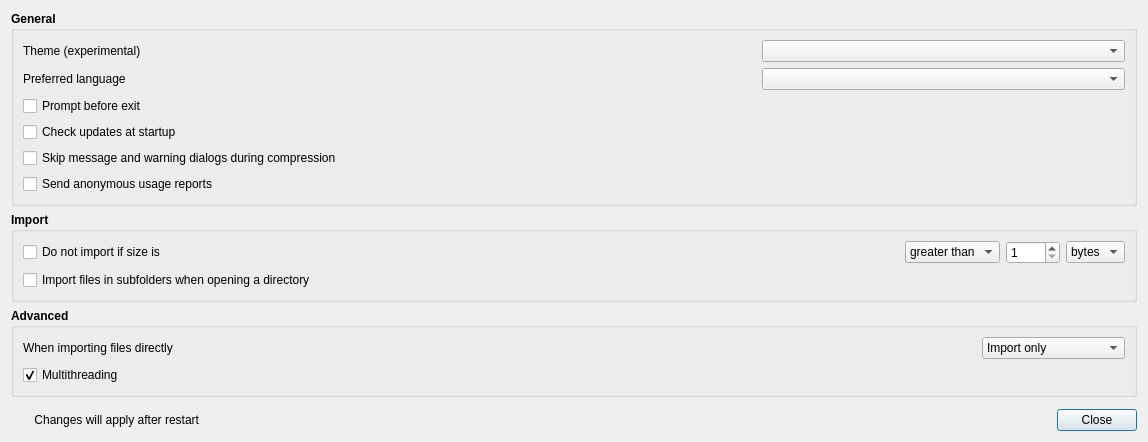
Before: the Qt Designer form views/PreferencesDialog.ui in Lymphatus/caesium-image-compressor, drawn with Qt 5.
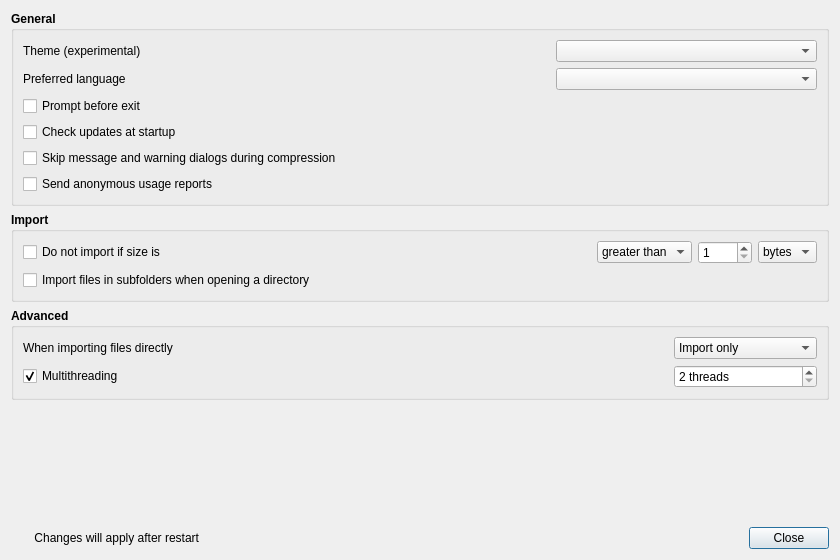
After: the same form once the commit is applied. Icons and pictures are not drawn.

Commit message: Adding customizable number of threads #221

What changed in the file:
```diff
--- a/views/PreferencesDialog.ui
+++ b/views/PreferencesDialog.ui
@@ -5,6 +5,14 @@
   <property name="windowModality">
    <enum>Qt::ApplicationModal</enum>
   </property>
+  <property name="geometry">
+   <rect>
+    <x>0</x>
+    <y>0</y>
+    <width>840</width>
+    <height>560</height>
+   </rect>
+  </property>
   <property name="focusPolicy">
    <enum>Qt::StrongFocus</enum>
   </property>
@@ -383,6 +391,21 @@
         </property>
        </widget>
       </item>
+      <item row="1" column="3">
+       <widget class="QSpinBox" name="multithreadingMaxThreads_SpinBox">
+        <property name="font">
+         <font>
+          <bold>false</bold>
+         </font>
+        </property>
+        <property name="suffix">
+         <string> threads</string>
+        </property>
+        <property name="minimum">
+         <number>2</number>
+        </property>
+       </widget>
+      </item>
      </layout>
     </widget>
    </item>
```
Left out of the diff: 20 changed lines with no effect on the pictures. The commit also changes 26 other files.
